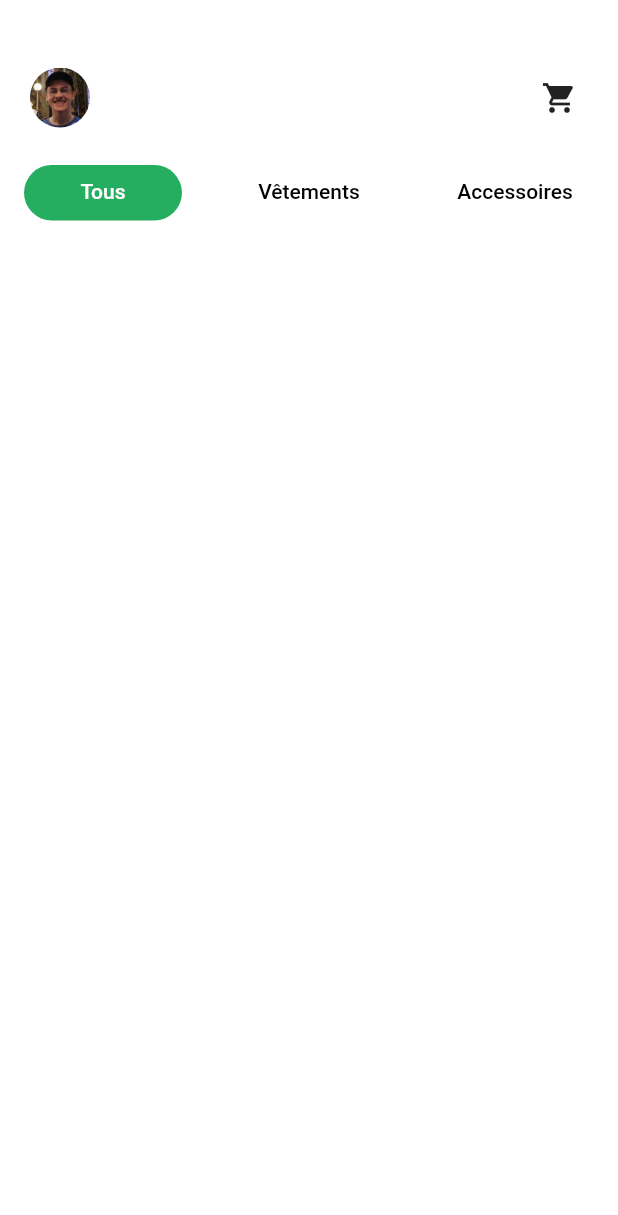
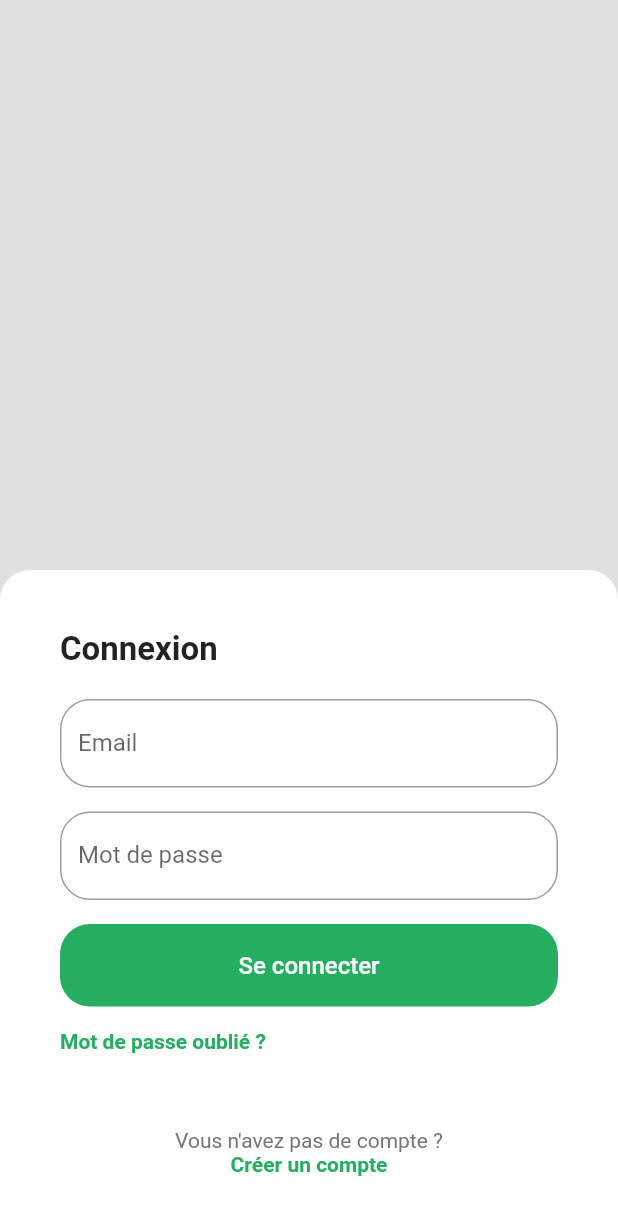
Before and after one commit to SachaBydon/tp2_dev_mobile, a Flutter app: the screen it shows after launch, on a phone screen of 412 x 824 dp. Shown: the top 1215 px of the screen. Run offline on Flutter 3.47's test engine with Material 2 defaults, Android fonts, the phone set to English and light mode, and no system bars; our stand-ins replace badges, cloud_firestore, firebase_auth, firebase_core; accounts and stored records are empty.

Commit message:
new login page

```diff
--- a/lib/main.dart
+++ b/lib/main.dart
@@ -5,6 +5,7 @@ import 'package:firebase_core/firebase_core.dart';
 import 'package:tp2_dev_mobile/models/auth.dart';
 import 'package:tp2_dev_mobile/screens/login.dart';
 import 'package:tp2_dev_mobile/screens/new_home.dart';
+import 'package:tp2_dev_mobile/screens/new_login.dart';
 import 'package:tp2_dev_mobile/screens/home.dart';
 
 void main() async {
@@ -41,8 +42,9 @@ class _MyAppState extends State<MyApp> {
         ),
         routes: {
           // '/login': (context) => const Login(),
-          '/login': (context) => const NewHome(),
-          '/home': (context) => const Home(),
+          '/login': (context) => const NewLogin(),
+          '/home': (context) => const NewHome(),
+          // '/home': (context) => const Home(),
         },
       ),
     );
--- /dev/null
+++ b/lib/screens/new_login.dart
@@ -0,0 +1,178 @@
+import 'dart:io';
+
+import 'package:flutter/material.dart';
+import 'package:firebase_auth/firebase_auth.dart';
+import 'package:provider/provider.dart';
+
+import 'package:tp2_dev_mobile/models/auth.dart';
+import 'package:tp2_dev_mobile/screens/home.dart';
+
+class NewLogin extends StatefulWidget {
+  //Function to be called when the user is logged in
+  // final Function login;
+
+  const NewLogin({
+    Key? key,
+    /*required this.login*/
+  }) : super(key: key);
+
+  @override
+  _NewLoginState createState() => _NewLoginState();
+}
+
+class _NewLoginState extends State<NewLogin> {
+  //Form state
+  final _formKey = GlobalKey<FormState>();
+  final List<String?> textFieldsValue = [];
+  String _loginValue = '';
+  String _passwordValue = '';
+
+  //Firebase authentication instance
+  var authHandler = Auth();
+
+  /// Method to check if the form is valid and if it is log the user in
+  submitForm(AuthModel authContext) async {
+    FocusScope.of(context).unfocus();
+    if (_formKey.currentState!.validate()) {
+      checkAuth(
+          _loginValue, _passwordValue, context, authContext.login, authHandler);
+    }
+  }
+
+  @override
+  Widget build(BuildContext context) {
+    var authContext = context.watch<AuthModel>();
+
+    return Scaffold(
+        backgroundColor: Colors.grey[300],
+        body: SizedBox(
+            height: double.infinity,
+            child: Wrap(runAlignment: WrapAlignment.end, children: [
+              Container(
+                  width: double.infinity,
+                  padding: EdgeInsets.all(40),
+                  decoration: const BoxDecoration(
+                    color: Colors.white,
+                    borderRadius: BorderRadius.only(
+                      topLeft: Radius.circular(20),
+                      topRight: Radius.circular(20),
+                    ),
+                  ),
+                  child: Column(
+                    crossAxisAlignment: CrossAxisAlignment.start,
+                    children: [
+                      const Text('Connexion',
+                          style: TextStyle(
+                              fontSize: 22, fontWeight: FontWeight.bold)),
+                      const SizedBox(height: 20),
+                      Form(
+                        key: _formKey,
+                        child: Wrap(
+                            runSpacing: 16,
+                            runAlignment: WrapAlignment.center,
+                            children: <Widget>[
+                              TextFormField(
+                                validator: (value) {
+                                  if (value == '') {
+                                    return 'Entrez une adresse mail valide';
+                                  } else {
+                                    _loginValue = value.toString();
+                                    return null;
+                                  }
+                                },
+                                decoration: InputDecoration(
+                                  border: OutlineInputBorder(
+                                      borderRadius: BorderRadius.circular(20)),
+                                  labelText: 'Email',
+                                ),
+                              ),
+                              TextFormField(
+                                validator: (value) {
+                                  if (value == '') {
+                                    return 'Entrez votre mot de passe';
+                                  } else {
+                                    _passwordValue = value.toString();
+                                    return null;
+                                  }
+                                },
+                                obscureText: true,
+                                decoration: InputDecoration(
+                                  border: OutlineInputBorder(
+                                      borderRadius: BorderRadius.circular(20)),
+                                  labelText: 'Mot de passe',
+                                ),
+                              ),
+                              ElevatedButton(
+                                onPressed: () => submitForm(authContext),
+                                child: const Text('Se connecter',
+                                    style: TextStyle(fontSize: 16)),
+                                style: ElevatedButton.styleFrom(
+                                  shadowColor: Colors.transparent,
+                                  shape: RoundedRectangleBorder(
+                                    borderRadius: BorderRadius.circular(20),
+                                  ),
+                                  padding: const EdgeInsets.only(
+                                      bottom: 18, top: 18),
+                                  minimumSize: const Size(double.infinity, 30),
+                                ),
+                              ),
+                            ]),
+                      ),
+                      SizedBox(height: 15),
+                      InkWell(
+                        onTap: () => {print('mdp oublié')},
+                        child: Text(
+                          'Mot de passe oublié ?',
+                          style: TextStyle(
+                              color: Theme.of(context).colorScheme.primary,
+                              fontWeight: FontWeight.bold),
+                        ),
+                      ),
+                      SizedBox(height: 50),
+                      Center(
+                          child: InkWell(
+                        onTap: () => {print('créer un compte')},
+                        child: Column(
+                          children: [
+                            Text('Vous n\'avez pas de compte ?',
+                                style: TextStyle(color: Colors.grey[600])),
+                            Text('Créer un compte',
+                                style: TextStyle(
+                                    color:
+                                        Theme.of(context).colorScheme.primary,
+                                    fontWeight: FontWeight.bold)),
+                          ],
+                        ),
+                      ))
+                    ],
+                  ))
+            ])));
+  }
+
+  Future<void> checkAuth(
+      loginValue, passwordValue, context, login, authHandler) async {
+    authHandler.handleSignInEmail(loginValue, passwordValue).then((user) {
+      //Authentication successful
+      login(user);
+      Navigator.pushReplacementNamed(context, '/home');
+    }).catchError((e) {
+      //Authentication failed
+      ScaffoldMessenger.of(context).showSnackBar(
+        SnackBar(content: Text(e.toString().split('] ')[1])),
+      );
+    });
+  }
+}
+
+//Firebase Auth class to handle user authentication
+class Auth {
+  final FirebaseAuth auth = FirebaseAuth.instance;
+
+  Future<User> handleSignInEmail(String email, String password) async {
+    UserCredential result =
+        await auth.signInWithEmailAndPassword(email: email, password: password);
+    final User user = result.user!;
+
+    return user;
+  }
+}
```
